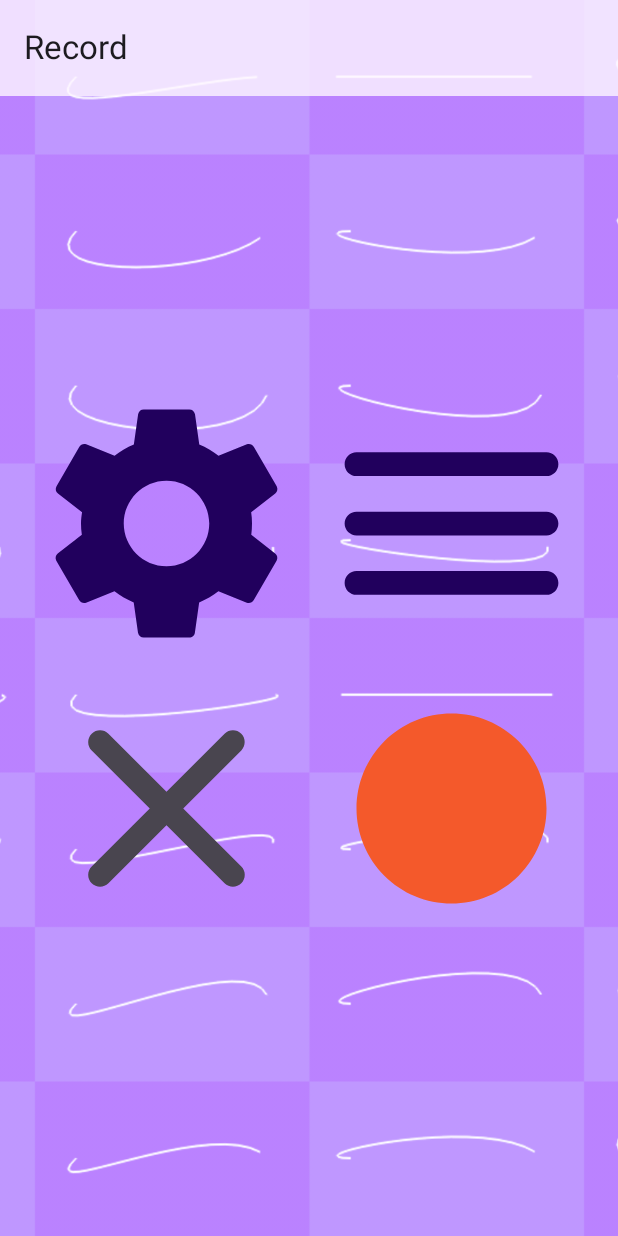
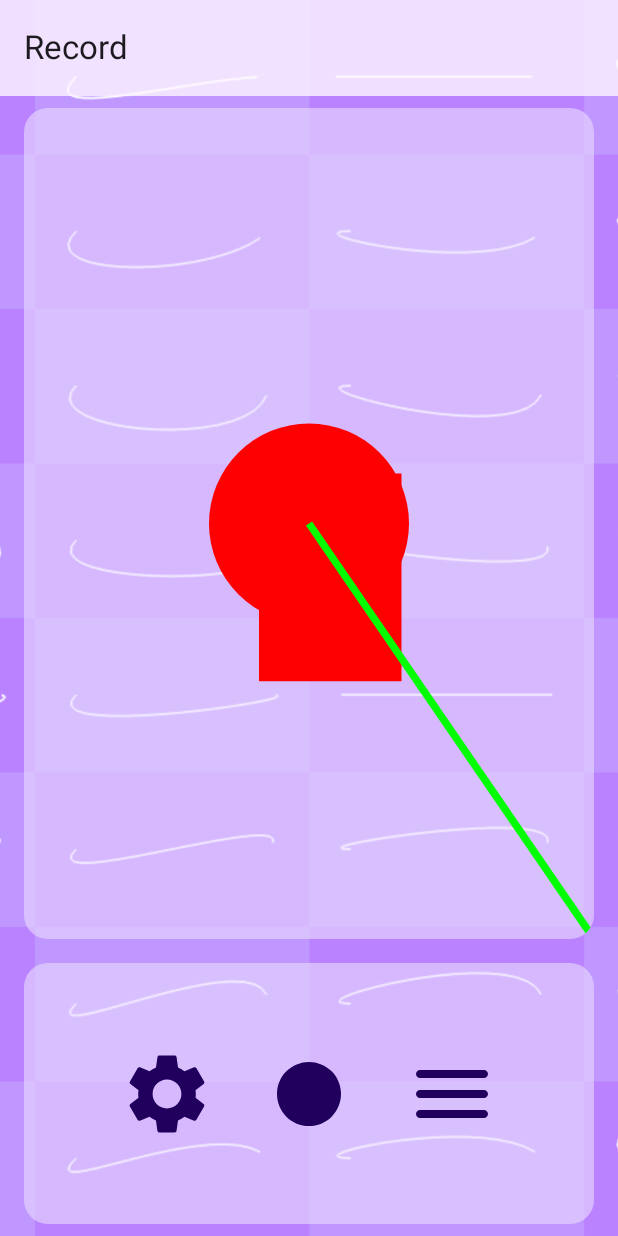
Before and after one commit to hfoley03/PhoneSampler, an Android app built with Jetpack Compose: the screen it shows after launch (MainActivity), on a phone screen of 412 x 824 dp. Run offline under Robolectric (Android 15) with nearby library versions, the phone set to English and light mode, and no system bars; our stand-ins replace Room's generated code; libraries missing offline, so code that uses them is left out: com.arthenica.ffmpegkit.

```diff
--- a/app/src/main/java/com/example/harryerayaudiorecorder/ui/RecordScreen.kt
+++ b/app/src/main/java/com/example/harryerayaudiorecorder/ui/RecordScreen.kt
@@ -1,14 +1,18 @@
 package com.example.harryerayaudiorecorder.ui
 
 import AudioViewModel
+import androidx.compose.foundation.Canvas
 import androidx.compose.foundation.background
-import androidx.compose.foundation.layout.BoxWithConstraints
+import androidx.compose.foundation.layout.Arrangement
+import androidx.compose.foundation.layout.Box
 import androidx.compose.foundation.layout.Column
 import androidx.compose.foundation.layout.Row
-import androidx.compose.foundation.layout.aspectRatio
+import androidx.compose.foundation.layout.fillMaxHeight
 import androidx.compose.foundation.layout.fillMaxSize
+import androidx.compose.foundation.layout.fillMaxWidth
 import androidx.compose.foundation.layout.padding
 import androidx.compose.foundation.layout.size
+import androidx.compose.foundation.shape.RoundedCornerShape
 import androidx.compose.material3.AlertDialog
 import androidx.compose.material3.Button
 import androidx.compose.material3.Icon
@@ -23,9 +27,9 @@ import androidx.compose.runtime.remember
 import androidx.compose.runtime.setValue
 import androidx.compose.ui.Alignment
 import androidx.compose.ui.Modifier
+import androidx.compose.ui.draw.clip
 import androidx.compose.ui.graphics.Color
 import androidx.compose.ui.graphics.vector.ImageVector
-import androidx.compose.ui.platform.LocalConfiguration
 import androidx.compose.ui.res.vectorResource
 import androidx.compose.ui.unit.dp
 import com.example.harryerayaudiorecorder.R
@@ -33,11 +37,11 @@ import java.text.SimpleDateFormat
 import java.util.Date
 import java.util.Locale
 
-
 @Composable
 fun RecordScreen(
     audioViewModel: AudioViewModel,
     onListButtonClicked: () -> Unit,
+    //onSettingsButtonClicked: () -> Unit,
     modifier: Modifier = Modifier.background(MaterialTheme.colorScheme.background)
 ) {
     val isRecording by audioViewModel.recorderRunning
@@ -47,119 +51,106 @@ fun RecordScreen(
         BottomSheet(audioViewModel = audioViewModel, onDismiss = { showBottomSheet = false })
     }
 
+    Column(
+        modifier = Modifier.fillMaxSize()
+    ) {
+        Box(
+            modifier = Modifier
+                .weight(3f)
+                .fillMaxWidth()
+                .padding(16.dp, 8.dp, 16.dp, 8.dp)
+                .clip(RoundedCornerShape(16.dp))
+                .background(MaterialTheme.colorScheme.primaryContainer.copy(alpha = 0.6f)),
+        ) {MyCanvas()}
+        Box(
+            modifier = Modifier
+                .weight(1f)
+                .fillMaxWidth()
+                .padding(16.dp, 8.dp, 16.dp, 8.dp)
+                .clip(RoundedCornerShape(16.dp))
+                .background(MaterialTheme.colorScheme.primaryContainer.copy(alpha = 0.6f)),
+        ) {
+            Column(
+                modifier = Modifier
+                    .fillMaxHeight()
+                    .padding(16.dp),
+                verticalArrangement = Arrangement.Center,
+                horizontalAlignment = Alignment.CenterHorizontally)
+            {
 
 
-            val configuration = LocalConfiguration.current
-            val isLandscape = configuration.orientation == android.content.res.Configuration.ORIENTATION_LANDSCAPE
-            BoxWithConstraints(
-                modifier = Modifier
-                    .fillMaxSize()
-                    .padding(16.dp),
-
-                contentAlignment = Alignment.Center ,// Center the content inside the Box
-
-            ) {
-                val boxSize = if (isLandscape) maxHeight / 2 else maxWidth / 2
-
-                Column(
-                    modifier = Modifier
-                        .size(boxSize * 2)
-                ) {
                 Row(
                     modifier = Modifier
-                            .weight(1f)
+                        .fillMaxWidth()
+                        .padding(16.dp),
+                    horizontalArrangement = Arrangement.SpaceEvenly
                 ) {
+
                     ScalableIconButton(
-                            onListButtonClicked,
-                            modifier = Modifier
-                                .weight(1f)
-                                .aspectRatio(1f),
+                        onClick = { },
+                        modifier = Modifier.size(64.dp),
                         iconResId = R.drawable.ic_settings
                     )
+                    if (isRecording) {
                         ScalableIconButton(
-                            onListButtonClicked,
-                            modifier = Modifier
-                                .weight(1f)
-                                .aspectRatio(1f),
-                            iconResId = R.drawable.ic_menu
+                            onClick = { },
+                            modifier = Modifier.size(32.dp),
+                            iconResId = R.drawable.ic_record
+                        )
+                    } else {
+                        ScalableIconButton(
+                            onClick = { audioViewModel.startRecording() },
+                            modifier = Modifier.size(64.dp),
+                            iconResId = R.drawable.ic_record
                         )
                     }
-                    Row(
-                        modifier = Modifier
-                            .weight(1f)
-                    ) {
-                        StopButton(isRecording, onClick = {
-                            val timestamp = SimpleDateFormat("dd-MM-yyyy-hh-mm-ss", Locale.ITALY).format(Date())
+                    if (isRecording) {
+                        ScalableIconButton(
+                            onClick = {
+                                val timestamp = SimpleDateFormat(
+                                    "dd-MM-yyyy-hh-mm-ss",
+                                    Locale.ITALY
+                                ).format(Date())
                                 val defaultFileName = "SystemAudio-$timestamp"
                                 audioViewModel.stopRecording(defaultFileName)
                                 showBottomSheet = true
                             },
-                            modifier = Modifier
-                                .weight(1f)
-                                .aspectRatio(1f)
+                            modifier = Modifier.size(64.dp),
+                            iconResId = R.drawable.ic_stop
                         )
-                        RecordButton(
-                            onClick = { audioViewModel.startRecording() },
-                            modifier = Modifier
-                                .weight(1f)
-                                .aspectRatio(1f)
+                    } else {
+                        ScalableIconButton(
+                            onClick = onListButtonClicked,
+                            modifier = Modifier.size(64.dp),
+                            iconResId = R.drawable.ic_menu
                         )
                     }
-
+                }
+            }
+        }
     }
 }
 
-}
+
 
 @Composable
-fun RecordButton(
+fun ScalableIconButton(
     onClick: () -> Unit,
-    modifier: Modifier
+    modifier: Modifier,
+    iconResId: Int
 ) {
     IconButton(
         onClick = onClick,
-        modifier = modifier
+        modifier = modifier,
     ) {
         Icon(
-            imageVector = ImageVector.vectorResource(id = R.drawable.ic_record),
-            contentDescription = "Record",
-            tint = Color.Unspecified,
+            imageVector = ImageVector.vectorResource(id = iconResId),
+            contentDescription = null,
+            tint = MaterialTheme.colorScheme.onPrimaryContainer,
             modifier = Modifier.fillMaxSize()
         )
     }
 }
-
-@Composable
-fun StopButton(
-    isRecording: Boolean,
-    onClick: () -> Unit,
-    modifier: Modifier
-) {
-    IconButton(
-        onClick = onClick,
-        modifier = modifier,
-        (isRecording)
-    ) {
-
-        if (isRecording){
-            Icon(
-                imageVector = ImageVector.vectorResource(id = R.drawable.ic_delete_disabled),
-                contentDescription = "Stop Record",
-                tint = MaterialTheme.colorScheme.onPrimaryContainer,
-                modifier = Modifier.fillMaxSize()
-
-            )
-        } else {
-            Icon(
-                imageVector = ImageVector.vectorResource(id = R.drawable.ic_delete),
-                contentDescription = "Recorder is not running",
-                tint = MaterialTheme.colorScheme.onSurfaceVariant,
-                modifier = Modifier.fillMaxSize()
-            )
-        }
-    }
-}
-
 
 @Composable
 fun BottomSheet(audioViewModel: AudioViewModel, onDismiss: () -> Unit) {
@@ -195,73 +186,30 @@ fun BottomSheet(audioViewModel: AudioViewModel, onDismiss: () -> Unit) {
         }
     )
 }
-//
-//@Composable
-//fun ScalableIconButtons() {
-//    BoxWithConstraints(
-//        modifier = Modifier
-//            .fillMaxSize()
-//            .padding(16.dp)
-//    ) {
-//        val boxSize = maxWidth / 2
-//
-//        Column(
-//            modifier = Modifier
-//                .size(boxSize * 2)
-//        ) {
-//            Row(
-//                modifier = Modifier
-//                    .weight(1f)
-//            ) {
-//                ScalableIconButton(
-//                    modifier = Modifier
-//                        .weight(1f)
-//                        .aspectRatio(1f),
-//                    iconResId = R.drawable.ic_settings
-//                )
-//                ScalableIconButton(
-//                    modifier = Modifier
-//                        .weight(1f)
-//                        .aspectRatio(1f),
-//                    iconResId = R.drawable.ic_menu
-//                )
-//            }
-//            Row(
-//                modifier = Modifier
-//                    .weight(1f)
-//            ) {
-//                ScalableIconButton(
-//                    modifier = Modifier
-//                        .weight(1f)
-//                        .aspectRatio(1f),
-//                    iconResId = R.drawable.ic_delete
-//                )
-//                ScalableIconButton(
-//                    modifier = Modifier
-//                        .weight(1f)
-//                        .aspectRatio(1f),
-//                    iconResId = R.drawable.ic_record
-//                )
-//            }
-//        }
-//    }
-//}
 
 @Composable
-fun ScalableIconButton(
-    onClick: () -> Unit,
-    modifier: Modifier,
-    iconResId: Int
-) {
-    IconButton(
-        onClick = onClick,
-        modifier = modifier,
-    ) {
-        Icon(
-            imageVector = ImageVector.vectorResource(id = iconResId),
-            contentDescription = null,
-            tint = MaterialTheme.colorScheme.onPrimaryContainer,
-            modifier = Modifier.fillMaxSize()
+fun MyCanvas() {
+    Canvas(modifier = Modifier.fillMaxSize()) {
+        // Draw a red circle
+        drawCircle(
+            color = Color.Red,
+            radius = 100f,
+            center = this.center
+        )
+
+        // Draw a blue rectangle
+        drawRect(
+            color = Color.Red,
+            topLeft = this.center.copy(x = this.center.x - 50, y = this.center.y - 50),
+            size = size / 4f
+        )
+
+        // Draw a green line
+        drawLine(
+            color = Color.Green,
+            start = this.center,
+            end = this.center.copy(x = this.size.width, y = this.size.height),
+            strokeWidth = 5.dp.toPx()
         )
     }
 }
--- a/app/src/main/java/com/example/harryerayaudiorecorder/ui/RecordingsListScreen.kt
+++ b/app/src/main/java/com/example/harryerayaudiorecorder/ui/RecordingsListScreen.kt
@@ -152,7 +152,7 @@ fun SoundRecordingCard(
 
         modifier = Modifier
             .fillMaxWidth()
-            .padding(8.dp)
+            .padding(16.dp, 8.dp, 16.dp, 8.dp)
             .pointerInput(Unit) {
                 detectTapGestures(
                     onLongPress = {  }, // Handle long press
@@ -170,7 +170,7 @@ fun SoundRecordingCard(
                     text = soundCard.fileName,
                     modifier = Modifier.weight(1f),
                     color = MaterialTheme.colorScheme.onPrimaryContainer,
-                    fontSize = 20.sp
+                    fontSize = 16.sp
                 )
                 Spacer(modifier = Modifier.width(4.dp))
                 Column {
--- /dev/null
+++ b/app/src/main/res/xml/file_paths.xml
@@ -0,0 +1,6 @@
+<?xml version="1.0" encoding="utf-8"?>
+<paths xmlns:android="http://schemas.android.com/apk/res/android">
+    <external-files-path
+        name="audio_files"
+        path="." />
+</paths>
```
Also changed, not shown: app/src/main/AndroidManifest.xml (+9 -0 lines), app/src/main/java/com/example/harryerayaudiorecorder/FileSharing.kt (added, +18 -0 lines), app/src/main/java/com/example/harryerayaudiorecorder/ui/PlaybackScreen.kt (+18 -8 lines). Lines whose indentation alone changed are shown as unchanged.
